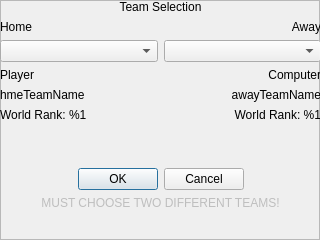
The window that teamSelectionFrame.ui (rochford/cutefootball) describes before a commit, drawn with Qt 5.
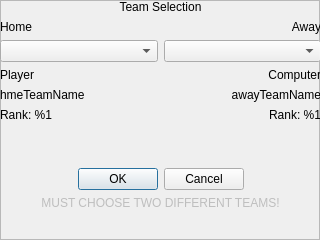
The same window after the commit.

```diff
--- a/teamSelectionFrame.ui
+++ b/teamSelectionFrame.ui
@@ -88,7 +88,7 @@
         <item row="5" column="1">
          <widget class="QLabel" name="m_awayTeamRank">
           <property name="text">
-           <string>World Rank: %1</string>
+           <string notr="true">Rank: %1</string>
           </property>
           <property name="alignment">
            <set>Qt::AlignRight|Qt::AlignTrailing|Qt::AlignVCenter</set>
@@ -142,7 +142,7 @@
         <item row="5" column="0">
          <widget class="QLabel" name="m_homeTeamRank">
           <property name="text">
-           <string>World Rank: %1</string>
+           <string notr="true">Rank: %1</string>
           </property>
          </widget>
         </item>
```
